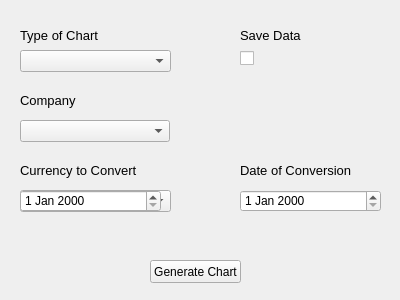
This is python/ui/main_app_ui.ui in BigPauli/stock-viewing-app as Qt 5 draws it before an edit. The edited form follows.
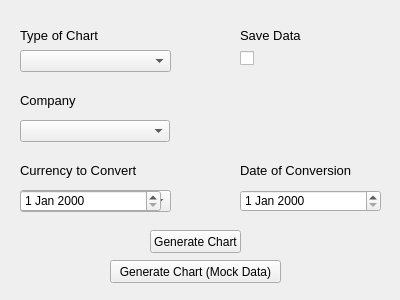
This is the edited form.

Commit message: added ability to generate mock data, replaced samples with mock data, and updated readme

What changed in the file:
```diff
--- a/python/ui/main_app_ui.ui
+++ b/python/ui/main_app_ui.ui
@@ -48,7 +48,7 @@
    <property name="geometry">
     <rect>
      <x>150</x>
-     <y>260</y>
+     <y>230</y>
      <width>91</width>
      <height>23</height>
     </rect>
@@ -188,6 +188,19 @@
     <string/>
    </property>
   </widget>
+  <widget class="QPushButton" name="pushButton_2">
+   <property name="geometry">
+    <rect>
+     <x>110</x>
+     <y>260</y>
+     <width>171</width>
+     <height>23</height>
+    </rect>
+   </property>
+   <property name="text">
+    <string>Generate Chart (Mock Data)</string>
+   </property>
+  </widget>
  </widget>
  <resources/>
  <connections/>
```
The commit also changes 5 other files.
